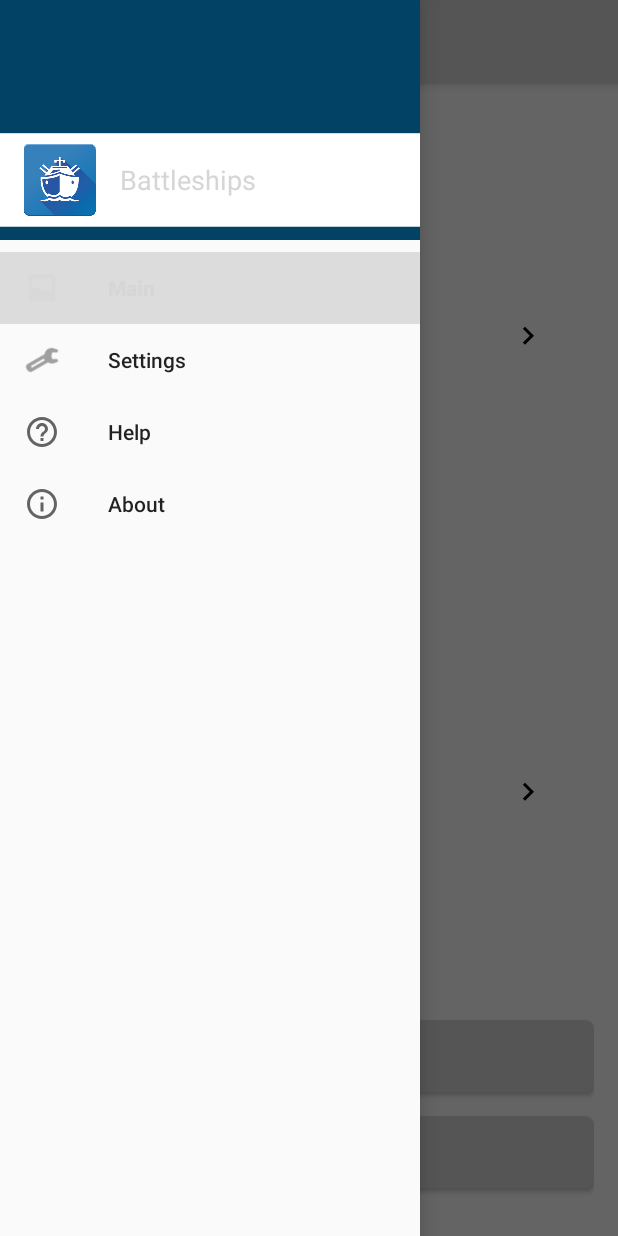
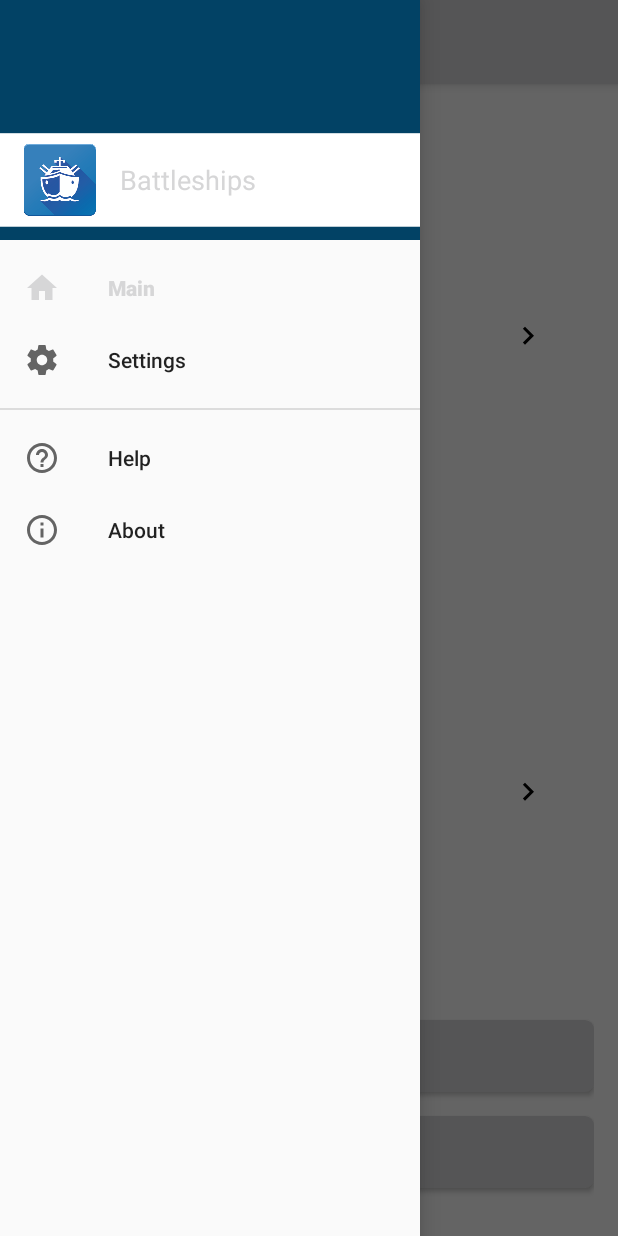
Before and after one commit to SecUSo/privacy-friendly-battleship, an Android app: the screen it shows after launch (MainActivity), with the side drawer open, on a phone screen of 412 x 824 dp. Run offline under Robolectric (Android 15) with nearby library versions, the phone set to English and light mode, and no system bars.

Commit message:
Changed API version to 25. Changes icons in menu drawer.

```diff
--- a/app/build.gradle
+++ b/app/build.gradle
@@ -1,13 +1,13 @@
 apply plugin: 'com.android.application'
 
 android {
-    compileSdkVersion 23
-    buildToolsVersion "23.0.3"
+    compileSdkVersion 25
+    buildToolsVersion "25.0.1"
 
     defaultConfig {
         applicationId "org.secuso.privacyfriendlybattleship"
         minSdkVersion 17
-        targetSdkVersion 23
+        targetSdkVersion 25
         versionCode 3
         versionName "1.0"
     }
@@ -22,7 +22,7 @@
 dependencies {
     compile fileTree(dir: 'libs', include: ['*.jar'])
     testCompile 'junit:junit:4.12'
-    compile 'com.android.support:appcompat-v7:23.4.0'
-    compile 'com.android.support:design:23.4.0'
-    compile 'com.android.support:support-v4:23.4.0'
+    compile 'com.android.support:appcompat-v7:25.2.0'
+    compile 'com.android.support:design:25.2.0'
+    compile 'com.android.support:support-v4:25.2.0'
 }
--- /dev/null
+++ b/app/src/main/res/drawable/ic_menu_home.xml
@@ -0,0 +1,13 @@
+<?xml version="1.0" encoding="utf-8"?>
+<vector xmlns:android="http://schemas.android.com/apk/res/android"
+android:width="24dp"
+android:height="24dp"
+android:viewportWidth="24"
+android:viewportHeight="24">
+
+<path
+    android:fillColor="#000000"
+    android:pathData="M10 20v-6h4v6h5v-8h3L12 3 2 12h3v8z" />
+<path
+    android:pathData="M0 0h24v24H0z" />
+</vector>
--- /dev/null
+++ b/app/src/main/res/drawable/ic_menu_settings.xml
@@ -0,0 +1,22 @@
+<?xml version="1.0" encoding="utf-8"?>
+<vector xmlns:android="http://schemas.android.com/apk/res/android"
+    android:width="24dp"
+    android:height="24dp"
+    android:viewportWidth="24"
+    android:viewportHeight="24">
+
+    <path
+        android:pathData="M0 0h24v24H0z" />
+    <path
+        android:fillColor="#000000"
+        android:pathData="M19.43 12.98c.04-.32 .07 -.64 .07 -.98s-.03-.66-.07-.98l2.11-1.65c.19-.15 .24
+-.42 .12 -.64l-2-3.46c-.12-.22-.39-.3-.61-.22l-2.49
+1c-.52-.4-1.08-.73-1.69-.98l-.38-2.65C14.46 2.18 14.25 2 14 2h-4c-.25 0-.46 .18
+-.49 .42 l-.38 2.65c-.61 .25 -1.17 .59 -1.69 .98 l-2.49-1c-.23-.09-.49 0-.61 .22
+l-2 3.46c-.13 .22 -.07 .49 .12 .64 l2.11 1.65c-.04 .32 -.07 .65 -.07 .98 s.03
+.66 .07 .98 l-2.11 1.65c-.19 .15 -.24 .42 -.12 .64 l2 3.46c.12 .22 .39 .3 .61
+.22 l2.49-1c.52 .4 1.08 .73 1.69 .98 l.38 2.65c.03 .24 .24 .42 .49 .42 h4c.25 0
+.46-.18 .49 -.42l.38-2.65c.61-.25 1.17-.59 1.69-.98l2.49 1c.23 .09 .49 0
+.61-.22l2-3.46c.12-.22 .07 -.49-.12-.64l-2.11-1.65zM12 15.5c-1.93
+0-3.5-1.57-3.5-3.5s1.57-3.5 3.5-3.5 3.5 1.57 3.5 3.5-1.57 3.5-3.5 3.5z" />
+</vector>
--- a/app/src/main/res/menu/activity_main_drawer.xml
+++ b/app/src/main/res/menu/activity_main_drawer.xml
@@ -3,14 +3,18 @@
 
     <group android:id="@+id/nav_group_main"
         android:checkableBehavior="all">
+        <group>
             <item
                 android:id="@+id/nav_example"
-            android:icon="@drawable/ic_menu_gallery"
+                android:icon="@drawable/ic_menu_home"
                 android:title="@string/action_main" />
             <item
                 android:id="@+id/nav_settings"
-            android:icon="@drawable/ic_menu_manage"
+                android:icon="@drawable/ic_menu_settings"
                 android:title="@string/action_settings" />
+        </group>
+        <group android:id="@+id/nav_group_add"
+            android:checkableBehavior="all">
             <item
                 android:id="@+id/nav_help"
                 android:icon="@drawable/ic_menu_help"
@@ -20,4 +24,5 @@
                 android:icon="@drawable/ic_menu_info"
                 android:title="@string/action_about" />
         </group>
+    </group>
 </menu>
```
Lines whose indentation alone changed are shown as unchanged.
